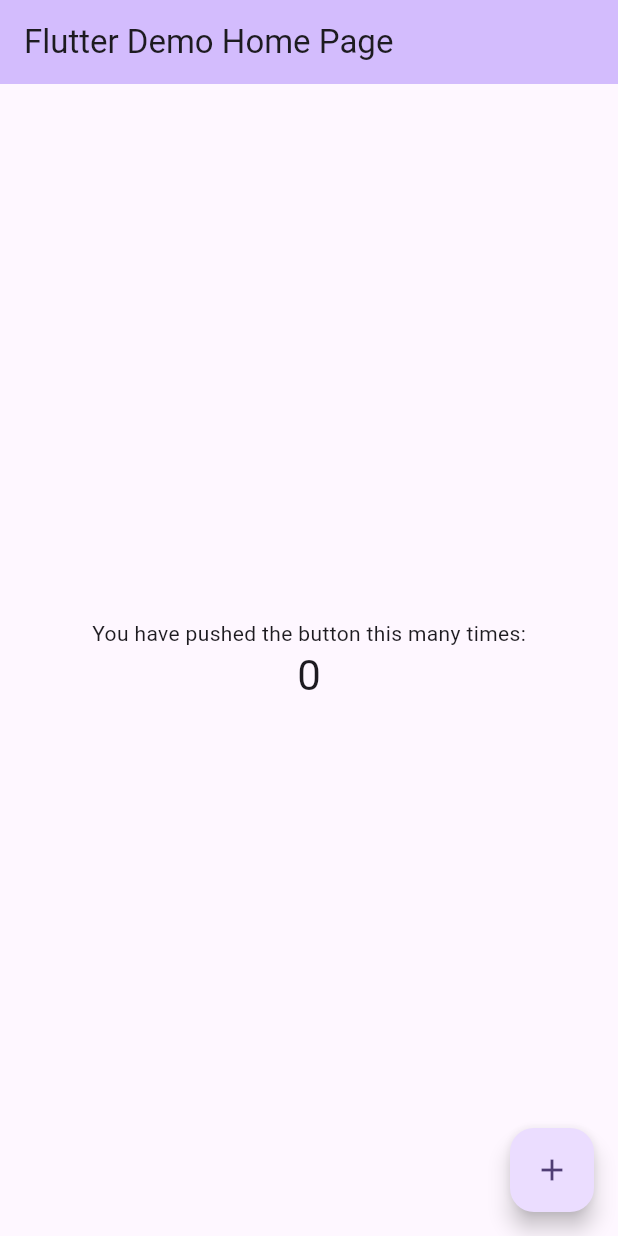
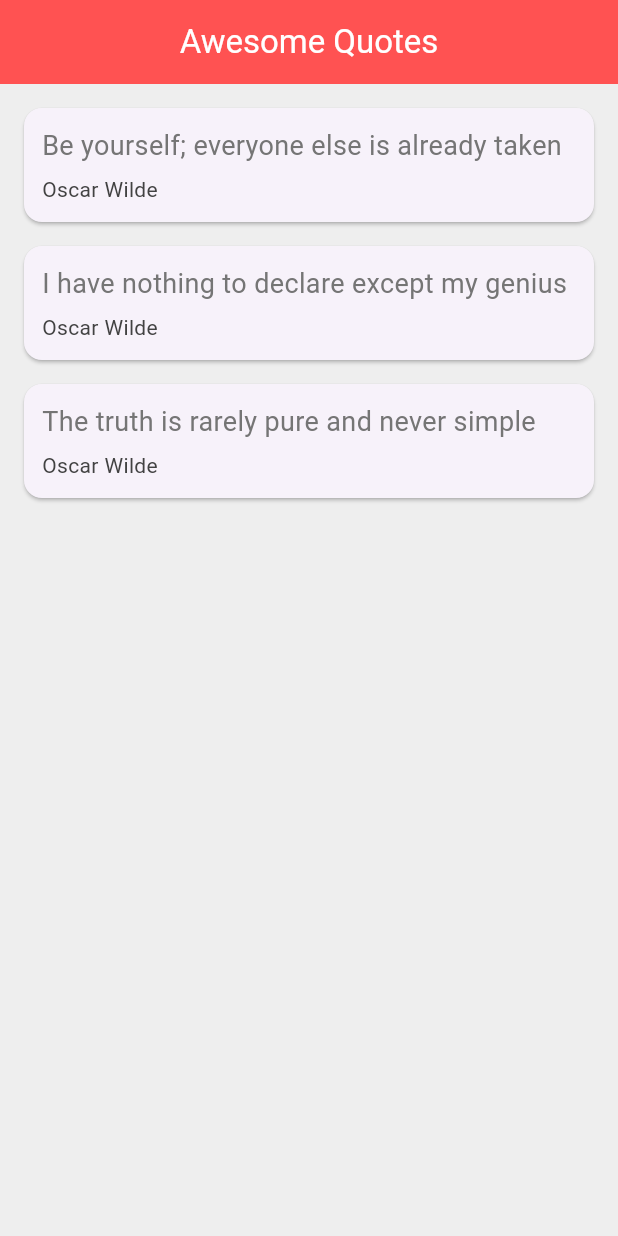
Before and after one commit to archie-bryann/quotes, a Flutter app: the screen it shows after launch, on a phone screen of 412 x 824 dp. Run offline on Flutter 3.47's test engine with Material 3 defaults, Android fonts, the phone set to English and light mode, and no system bars.

Commit message:
custom classes, cards

```diff
--- a/lib/main.dart
+++ b/lib/main.dart
@@ -1,122 +1,78 @@
 import 'package:flutter/material.dart';
+import 'quote.dart';
 
 void main() {
-  runApp(const MyApp());
+  runApp(const MaterialApp(
+    home: QuoteList()
+  ));
 }
 
-class MyApp extends StatelessWidget {
-  const MyApp({super.key});
+class QuoteList extends StatefulWidget {
+  const QuoteList({super.key});
 
-  // This widget is the root of your application.
   @override
-  Widget build(BuildContext context) {
-    return MaterialApp(
-      title: 'Flutter Demo',
-      theme: ThemeData(
-        // This is the theme of your application.
-        //
-        // TRY THIS: Try running your application with "flutter run". You'll see
-        // the application has a purple toolbar. Then, without quitting the app,
-        // try changing the seedColor in the colorScheme below to Colors.green
-        // and then invoke "hot reload" (save your changes or press the "hot
-        // reload" button in a Flutter-supported IDE, or press "r" if you used
-        // the command line to start the app).
-        //
-        // Notice that the counter didn't reset back to zero; the application
-        // state is not lost during the reload. To reset the state, use hot
-        // restart instead.
-        //
-        // This works for code too, not just values: Most code changes can be
-        // tested with just a hot reload.
-        colorScheme: ColorScheme.fromSeed(seedColor: Colors.deepPurple),
-      ),
-      home: const MyHomePage(title: 'Flutter Demo Home Page'),
-    );
-  }
+  State<QuoteList> createState() => _QuoteListState();
 }
 
-class MyHomePage extends StatefulWidget {
-  const MyHomePage({super.key, required this.title});
+class _QuoteListState extends State<QuoteList> {
 
-  // This widget is the home page of your application. It is stateful, meaning
-  // that it has a State object (defined below) that contains fields that affect
-  // how it looks.
+  // List<String> quotes = [
+  //   "Be yourself; everyone else is already taken",
+  //   "I have nothing to declare except my genius",
+  //   "The truth is rarely pure and never simple"
+  // ];
 
-  // This class is the configuration for the state. It holds the values (in this
-  // case the title) provided by the parent (in this case the App widget) and
-  // used by the build method of the State. Fields in a Widget subclass are
-  // always marked "final".
+  List<Quote> quotes = [
+    Quote(author: 'Oscar Wilde', text: "Be yourself; everyone else is already taken"),
+    Quote(author: 'Oscar Wilde', text: "I have nothing to declare except my genius"),
+    Quote(author: 'Oscar Wilde', text: "The truth is rarely pure and never simple"),
+  ];
 
-  final String title;
-
-  @override
-  State<MyHomePage> createState() => _MyHomePageState();
-}
-
-class _MyHomePageState extends State<MyHomePage> {
-  int _counter = 0;
-
-  void _incrementCounter() {
-    setState(() {
-      // This call to setState tells the Flutter framework that something has
-      // changed in this State, which causes it to rerun the build method below
-      // so that the display can reflect the updated values. If we changed
-      // _counter without calling setState(), then the build method would not be
-      // called again, and so nothing would appear to happen.
-      _counter++;
-    });
+  Widget quoteTemplate(quote){
+    return Card(
+      margin: EdgeInsets.fromLTRB(16.0, 16.0, 16.0, 0.0),
+      child: Padding(
+        padding: const EdgeInsets.all(12.0),
+        child: Column(
+          crossAxisAlignment: CrossAxisAlignment.stretch,
+          children: <Widget>[
+            Text(
+              quote.text,
+              style: TextStyle(
+                fontSize: 18.0,
+                color: Colors.grey[600]
+              )
+            ),
+            SizedBox(height: 6.0),
+            Text(
+              quote.author,
+              style: TextStyle(
+                fontSize: 14.0,
+                color: Colors.grey[800]
+              )
+            )
+          ],
+        ),
+      )
+    );
   }
 
   @override
   Widget build(BuildContext context) {
-    // This method is rerun every time setState is called, for instance as done
-    // by the _incrementCounter method above.
-    //
-    // The Flutter framework has been optimized to make rerunning build methods
-    // fast, so that you can just rebuild anything that needs updating rather
-    // than having to individually change instances of widgets.
     return Scaffold(
+      backgroundColor: Colors.grey[200],
       appBar: AppBar(
-        // TRY THIS: Try changing the color here to a specific color (to
-        // Colors.amber, perhaps?) and trigger a hot reload to see the AppBar
-        // change color while the other colors stay the same.
-        backgroundColor: Theme.of(context).colorScheme.inversePrimary,
-        // Here we take the value from the MyHomePage object that was created by
-        // the App.build method, and use it to set our appbar title.
-        title: Text(widget.title),
+        title: Text("Awesome Quotes"),
+        centerTitle: true,
+        backgroundColor: Colors.redAccent,
+        foregroundColor: Colors.white,
       ),
-      body: Center(
-        // Center is a layout widget. It takes a single child and positions it
-        // in the middle of the parent.
-        child: Column(
-          // Column is also a layout widget. It takes a list of children and
-          // arranges them vertically. By default, it sizes itself to fit its
-          // children horizontally, and tries to be as tall as its parent.
-          //
-          // Column has various properties to control how it sizes itself and
-          // how it positions its children. Here we use mainAxisAlignment to
-          // center the children vertically; the main axis here is the vertical
-          // axis because Columns are vertical (the cross axis would be
-          // horizontal).
-          //
-          // TRY THIS: Invoke "debug painting" (choose the "Toggle Debug Paint"
-          // action in the IDE, or press "p" in the console), to see the
-          // wireframe for each widget.
-          mainAxisAlignment: MainAxisAlignment.center,
-          children: <Widget>[
-            const Text('You have pushed the button this many times:'),
-            Text(
-              '$_counter',
-              style: Theme.of(context).textTheme.headlineMedium,
-            ),
-          ],
-        ),
-      ),
-      floatingActionButton: FloatingActionButton(
-        onPressed: _incrementCounter,
-        tooltip: 'Increment',
-        child: const Icon(Icons.add),
-      ), // This trailing comma makes auto-formatting nicer for build methods.
+      body: Column(
+        // crossAxisAlignment: CrossAxisAlignment.start,
+        // children: quotes.map((quote) => Text('${quote.text} - ${quote.author}')).toList(),
+        children: quotes.map((quote) => quoteTemplate(quote)).toList(),
+
+      )
     );
   }
 }
--- /dev/null
+++ b/lib/quote.dart
@@ -0,0 +1,7 @@
+class Quote {
+
+  String text;
+  String author;
+
+  Quote({ required this.text, required this.author});
+}
```
